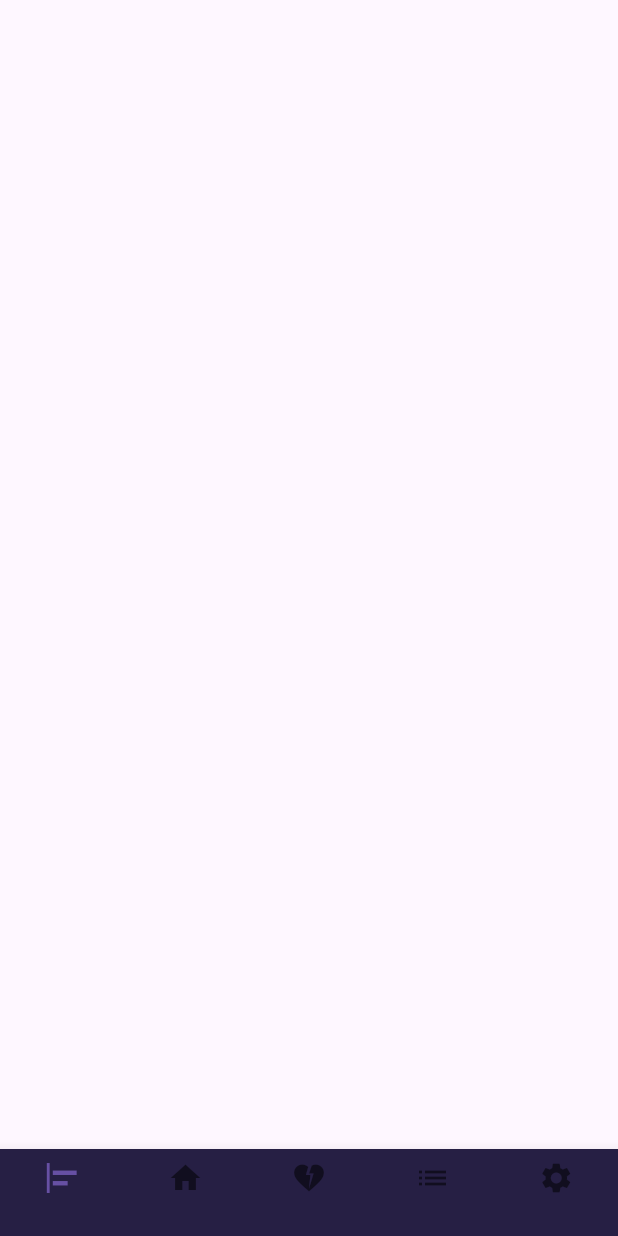
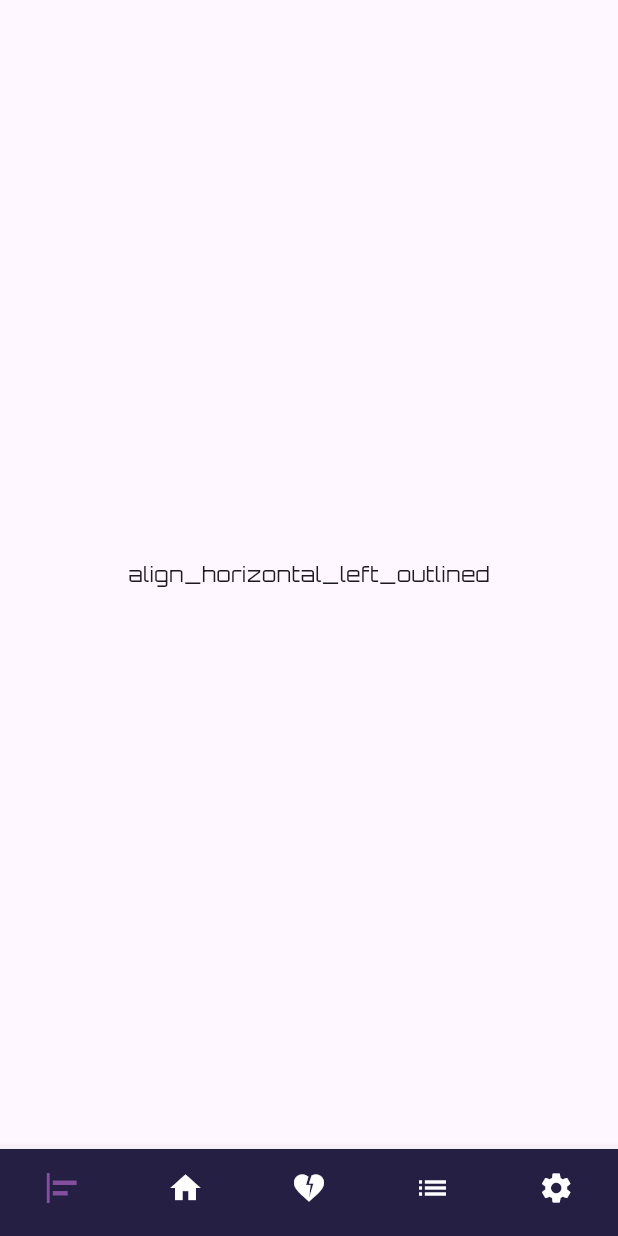
Before and after one commit to salahswidan/audio_player_app, a Flutter app: the HomeScreen screen opened by its route, on a phone screen of 412 x 824 dp. Run offline on Flutter 3.47's test engine with Material 3 defaults, Android fonts, the phone set to English and light mode, and no system bars.

Commit message:
finish bottom nav bar important

```diff
--- a/lib/controller/home_controller.dart
+++ b/lib/controller/home_controller.dart
@@ -9,4 +9,12 @@ class HomeController {
       Icon(Icons.settings),
     ];
 
+   static List<Widget> HomePages = [
+      Scaffold(body: Center(child: Text("align_horizontal_left_outlined"),),),
+      Scaffold(body: Center(child: Text("home"),),),
+      Scaffold(body: Center(child: Text("haert"),),),
+      Scaffold(body: Center(child: Text("list"),),),
+      Scaffold(body: Center(child: Text("setting"),),),
+    ];
+
 }
--- a/lib/core/resourses/color_managers.dart
+++ b/lib/core/resourses/color_managers.dart
@@ -6,4 +6,5 @@ class ColorManagers {
   static const Color kSecondaryColor=Color(0xff2C17CA);
   static const Color klightWhite3Color=Color(0xff2F509A);
   static const Color klightWhite2Color=Color(0xff80CFF2);
+  static const Color kthridPrimaryColor=Color(0xff854F9F);
 }
--- a/lib/features/home/screens/home_screen.dart
+++ b/lib/features/home/screens/home_screen.dart
@@ -4,13 +4,26 @@ import 'package:flutter/material.dart';
 
 import '../widgets/custom_bottom_nav_bar_home_page.dart';
 
-class HomeScreen extends StatelessWidget {
+class HomeScreen extends StatefulWidget {
   const HomeScreen({super.key});
 
   @override
+  State<HomeScreen> createState() => _HomeScreenState();
+}
+
+class _HomeScreenState extends State<HomeScreen> {
+  int index = 0;
+  @override
   Widget build(BuildContext context) {
     return Scaffold(
-      bottomNavigationBar: CustomBottomNavBarHomePage(),
+      body: HomeController.HomePages[index],
+      bottomNavigationBar: CustomBottomNavBarHomePage(
+        index: index,
+        onTap: (value) {
+          index = value;
+          setState(() {});
+        },
+      ),
     );
   }
 }
--- a/lib/features/home/widgets/custom_bottom_nav_bar_home_page.dart
+++ b/lib/features/home/widgets/custom_bottom_nav_bar_home_page.dart
@@ -1,4 +1,4 @@
-
+import 'package:audio_player_app/core/resourses/color_managers.dart';
 import 'package:flutter/material.dart';
 
 import '../../../controller/home_controller.dart';
@@ -6,17 +6,25 @@ import '../../../controller/home_controller.dart';
 class CustomBottomNavBarHomePage extends StatelessWidget {
   const CustomBottomNavBarHomePage({
     super.key,
+    required this.onTap,
+    required this.index,
   });
-
+  final ValueChanged<int> onTap;
+  final int index;
   @override
   Widget build(BuildContext context) {
     return BottomNavigationBar(
+        showSelectedLabels: false,
+        showUnselectedLabels: false,
+        selectedItemColor: ColorManagers.kthridPrimaryColor,
+        unselectedItemColor: Colors.white,
+        currentIndex: index,
+        onTap: onTap,
         type: BottomNavigationBarType.fixed, //! to show more tha 3 icon
         backgroundColor: Color(0xff261F44),
         items: [
           for (int i = 0; i < HomeController.HomeIcon.length; i++)
-            BottomNavigationBarItem(
-                icon: HomeController.HomeIcon[i], label: '')
+            BottomNavigationBarItem(icon: HomeController.HomeIcon[i], label: '')
         ]);
   }
 }
```
